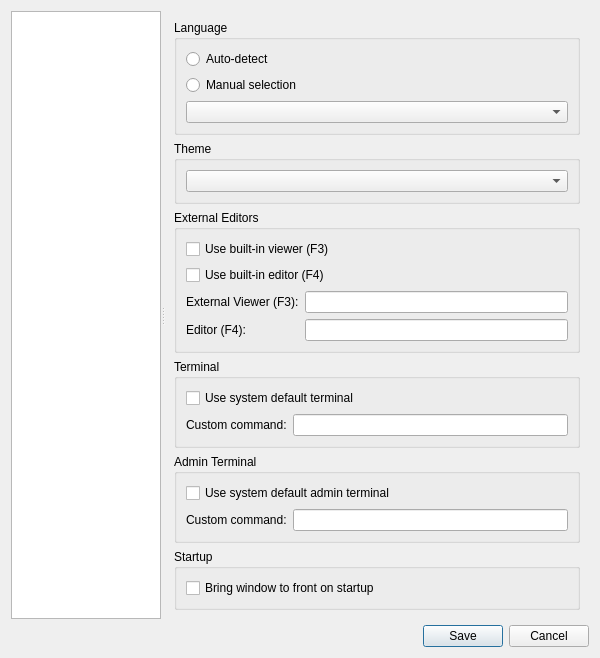
Before: the Qt Designer form ui/settings_dialog.ui in dawciobiel/QuickFile, drawn with Qt 5.
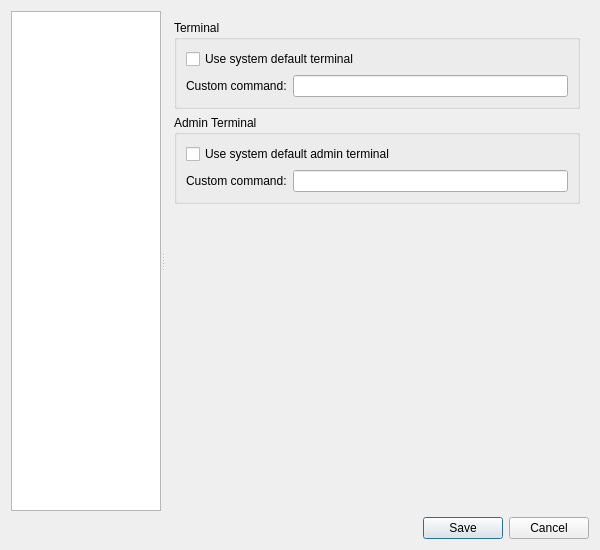
After: the same form once the commit is applied. The open tabs and pages were chosen to show the change.

Commit message:
Refactor: Reorganize SettingsDialog layout
- Moved 'Theme' settings to the 'Appearance' tab.

- Created a new 'Terminal' tab for terminal-related settings.

- Created a new 'Editors and Viewers' tab for editor settings.

Patch:
```diff
--- a/ui/settings_dialog.ui
+++ b/ui/settings_dialog.ui
@@ -59,125 +59,6 @@
           </layout>
          </widget>
         </item>
-        <item>
-         <widget class="QGroupBox" name="theme_group">
-          <property name="title">
-           <string>Theme</string>
-          </property>
-          <layout class="QVBoxLayout" name="verticalLayout_4">
-           <item>
-            <widget class="QComboBox" name="theme_combo"/>
-           </item>
-          </layout>
-         </widget>
-        </item>
-        <item>
-         <widget class="QGroupBox" name="external_editors_group">
-          <property name="title">
-           <string>External Editors</string>
-          </property>
-             <layout class="QVBoxLayout" name="verticalLayout_12">
-                 <item>
-                     <widget class="QCheckBox" name="use_internal_viewer_checkbox">
-                         <property name="text">
-                             <string>Use built-in viewer (F3)</string>
-                         </property>
-                     </widget>
-                 </item>
-                 <item>
-                     <widget class="QCheckBox" name="use_internal_editor_checkbox">
-                         <property name="text">
-                             <string>Use built-in editor (F4)</string>
-                         </property>
-                     </widget>
-                 </item>
-                 <item>
-                     <layout class="QFormLayout" name="formLayout_2">
-                         <item row="0" column="0">
-                             <widget class="QLabel" name="viewer_label">
-                                 <property name="text">
-                                     <string>External Viewer (F3):</string>
-                                 </property>
-                             </widget>
-                         </item>
-                         <item row="0" column="1">
-                             <widget class="QLineEdit" name="viewer_command_edit"/>
-                         </item>
-                         <item row="1" column="0">
-                             <widget class="QLabel" name="editor_label">
-                                 <property name="text">
-                                     <string>Editor (F4):</string>
-                                 </property>
-                             </widget>
-                         </item>
-                         <item row="1" column="1">
-                             <widget class="QLineEdit" name="editor_command_edit"/>
-                         </item>
-                     </layout>
-           </item>
-          </layout>
-         </widget>
-        </item>
-        <item>
-         <widget class="QGroupBox" name="terminal_group">
-          <property name="title">
-           <string>Terminal</string>
-          </property>
-          <layout class="QVBoxLayout" name="verticalLayout_terminal">
-           <item>
-            <widget class="QCheckBox" name="use_default_terminal_checkbox">
-             <property name="text">
-              <string>Use system default terminal</string>
-             </property>
-            </widget>
-           </item>
-           <item>
-            <layout class="QHBoxLayout" name="horizontalLayout_terminal">
-             <item>
-              <widget class="QLabel" name="custom_terminal_label">
-               <property name="text">
-                <string>Custom command:</string>
-               </property>
-              </widget>
-             </item>
-             <item>
-              <widget class="QLineEdit" name="custom_terminal_command_edit"/>
-             </item>
-            </layout>
-           </item>
-          </layout>
-         </widget>
-        </item>
-        <item>
-         <widget class="QGroupBox" name="admin_terminal_group">
-          <property name="title">
-           <string>Admin Terminal</string>
-          </property>
-          <layout class="QVBoxLayout" name="verticalLayout_admin_terminal">
-           <item>
-            <widget class="QCheckBox" name="use_default_admin_terminal_checkbox">
-             <property name="text">
-              <string>Use system default admin terminal</string>
-             </property>
-            </widget>
-           </item>
-           <item>
-            <layout class="QHBoxLayout" name="horizontalLayout_admin_terminal">
-             <item>
-              <widget class="QLabel" name="custom_admin_terminal_label">
-               <property name="text">
-                <string>Custom command:</string>
-               </property>
-              </widget>
-             </item>
-             <item>
-              <widget class="QLineEdit" name="custom_admin_terminal_command_edit"/>
-             </item>
-            </layout>
-           </item>
-          </layout>
-         </widget>
-        </item>
         <item>
          <widget class="QGroupBox" name="startup_group">
           <property name="title">
@@ -316,6 +197,18 @@
       </widget>
       <widget class="QWidget" name="appearance_page">
        <layout class="QVBoxLayout" name="verticalLayout_9">
+        <item>
+         <widget class="QGroupBox" name="theme_group">
+          <property name="title">
+           <string>Theme</string>
+          </property>
+          <layout class="QVBoxLayout" name="verticalLayout_4">
+           <item>
+            <widget class="QComboBox" name="theme_combo"/>
+           </item>
+          </layout>
+         </widget>
+        </item>
         <item>
          <widget class="QGroupBox" name="insert_selection_group">
           <property name="title">
@@ -429,6 +322,147 @@
         </item>
        </layout>
       </widget>
+      <widget class="QWidget" name="terminal_page">
+       <layout class="QVBoxLayout" name="verticalLayout_terminal_page">
+        <item>
+         <widget class="QGroupBox" name="terminal_group">
+          <property name="title">
+           <string>Terminal</string>
+          </property>
+          <layout class="QVBoxLayout" name="verticalLayout_terminal">
+           <item>
+            <widget class="QCheckBox" name="use_default_terminal_checkbox">
+             <property name="text">
+              <string>Use system default terminal</string>
+             </property>
+            </widget>
+           </item>
+           <item>
+            <layout class="QHBoxLayout" name="horizontalLayout_terminal">
+             <item>
+              <widget class="QLabel" name="custom_terminal_label">
+               <property name="text">
+                <string>Custom command:</string>
+               </property>
+              </widget>
+             </item>
+             <item>
+              <widget class="QLineEdit" name="custom_terminal_command_edit"/>
+             </item>
+            </layout>
+           </item>
+          </layout>
+         </widget>
+        </item>
+        <item>
+         <widget class="QGroupBox" name="admin_terminal_group">
+          <property name="title">
+           <string>Admin Terminal</string>
+          </property>
+          <layout class="QVBoxLayout" name="verticalLayout_admin_terminal">
+           <item>
+            <widget class="QCheckBox" name="use_default_admin_terminal_checkbox">
+             <property name="text">
+              <string>Use system default admin terminal</string>
+             </property>
+            </widget>
+           </item>
+           <item>
+            <layout class="QHBoxLayout" name="horizontalLayout_admin_terminal">
+             <item>
+              <widget class="QLabel" name="custom_admin_terminal_label">
+               <property name="text">
+                <string>Custom command:</string>
+               </property>
+              </widget>
+             </item>
+             <item>
+              <widget class="QLineEdit" name="custom_admin_terminal_command_edit"/>
+             </item>
+            </layout>
+           </item>
+          </layout>
+         </widget>
+        </item>
+        <item>
+         <spacer name="verticalSpacer_terminal">
+          <property name="orientation">
+           <enum>Qt::Vertical</enum>
+          </property>
+          <property name="sizeHint" stdset="0">
+           <size>
+            <width>20</width>
+            <height>40</height>
+           </size>
+          </property>
+         </spacer>
+        </item>
+       </layout>
+      </widget>
+      <widget class="QWidget" name="editors_viewers_page">
+       <layout class="QVBoxLayout" name="verticalLayout_editors_viewers">
+        <item>
+         <widget class="QGroupBox" name="external_editors_group">
+          <property name="title">
+           <string>External Editors</string>
+          </property>
+          <layout class="QVBoxLayout" name="verticalLayout_12">
+           <item>
+            <widget class="QCheckBox" name="use_internal_viewer_checkbox">
+             <property name="text">
+              <string>Use built-in viewer (F3)</string>
+             </property>
+            </widget>
+           </item>
+           <item>
+            <widget class="QCheckBox" name="use_internal_editor_checkbox">
+             <property name="text">
+              <string>Use built-in editor (F4)</string>
+             </property>
+            </widget>
+           </item>
+           <item>
+            <layout class="QFormLayout" name="formLayout_2">
+             <item row="0" column="0">
+              <widget class="QLabel" name="viewer_label">
+               <property name="text">
+                <string>External Viewer (F3):</string>
+               </property>
+              </widget>
+             </item>
+             <item row="0" column="1">
+              <widget class="QLineEdit" name="viewer_command_edit"/>
+             </item>
+             <item row="1" column="0">
+              <widget class="QLabel" name="editor_label">
+               <property name="text">
+                <string>Editor (F4):</string>
+               </property>
+              </widget>
+             </item>
+             <item row="1" column="1">
+              <widget class="QLineEdit" name="editor_command_edit"/>
+             </item>
+            </layout>
+           </item>
+          </layout>
+         </widget>
+        </item>
+        <item>
+         <spacer name="verticalSpacer_editors_viewers">
+          <property name="orientation">
+           <enum>Qt::Vertical</enum>
+          </property>
+          <property name="sizeHint" stdset="0">
+           <size>
+            <width>20</width>
+            <height>40</height>
+           </size>
+          </property>
+         </spacer>
+        </item>
+       </layout>
+      </widget>
      </widget>
     </widget>
    </item>
```
The commit also changes 2 other files.
